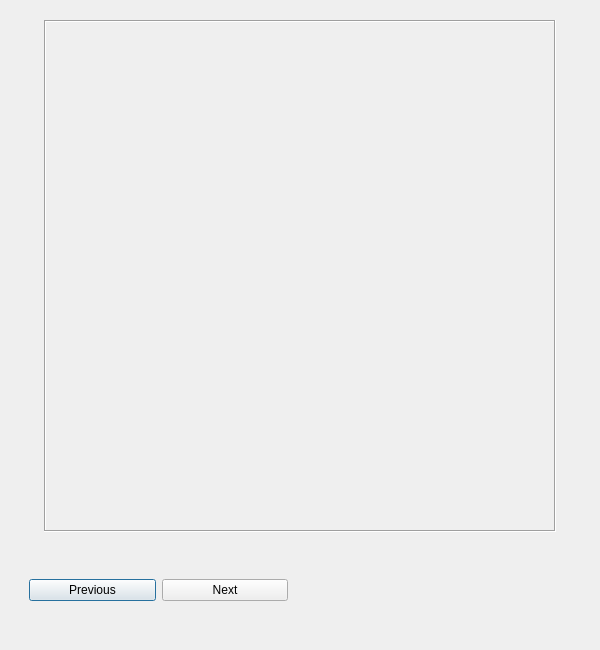
Before: the Qt Designer form ui_wins/simple_image_viewer.ui in JohnCrabs/CrabsPhotogrammetry, drawn with Qt 5.
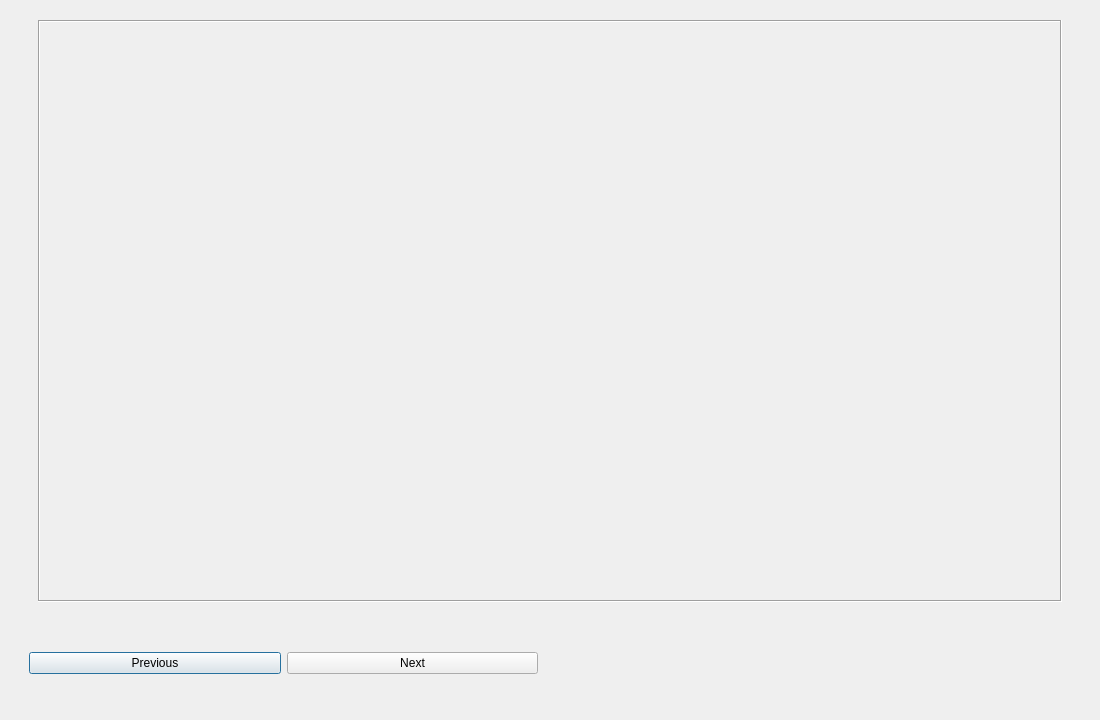
After: the same form once the commit is applied.

Commit message: Image Viewer

```diff
--- a/ui_wins/simple_image_viewer.ui
+++ b/ui_wins/simple_image_viewer.ui
@@ -6,20 +6,20 @@
    <rect>
     <x>0</x>
     <y>0</y>
-    <width>600</width>
-    <height>650</height>
+    <width>1100</width>
+    <height>720</height>
    </rect>
   </property>
   <property name="minimumSize">
    <size>
-    <width>600</width>
-    <height>650</height>
+    <width>1100</width>
+    <height>720</height>
    </size>
   </property>
   <property name="maximumSize">
    <size>
-    <width>600</width>
-    <height>650</height>
+    <width>1100</width>
+    <height>720</height>
    </size>
   </property>
   <property name="windowTitle">
@@ -31,13 +31,13 @@
      <property name="minimumSize">
       <size>
        <width>0</width>
-       <height>525</height>
+       <height>600</height>
       </size>
      </property>
      <property name="maximumSize">
       <size>
        <width>16777215</width>
-       <height>525</height>
+       <height>650</height>
       </size>
      </property>
      <layout class="QHBoxLayout" name="horizontalLayout_3">
@@ -45,14 +45,14 @@
        <widget class="QLabel" name="image_view">
         <property name="minimumSize">
          <size>
-          <width>512</width>
+          <width>1024</width>
           <height>512</height>
          </size>
         </property>
         <property name="maximumSize">
          <size>
-          <width>512</width>
-          <height>512</height>
+          <width>1024</width>
+          <height>640</height>
          </size>
         </property>
         <property name="frameShape">
```
Left out of the diff: 4 changed lines with no effect on the pictures. The commit also changes 2 other files.
